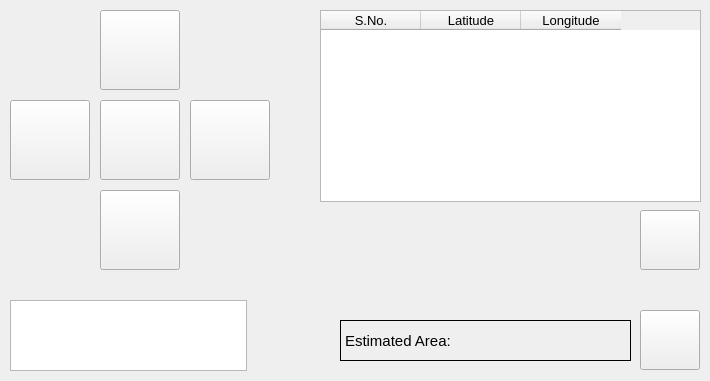
Before: the Qt Designer form control-station/gui/gui.ui in meetm473/planometer, drawn with Qt 5.
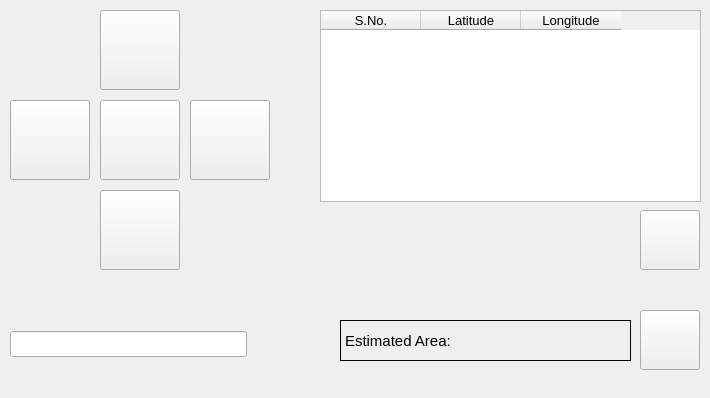
After: the same form once the commit is applied. Icons and pictures are not drawn.

The edit to the form file:
```diff
--- a/control-station/gui/gui.ui
+++ b/control-station/gui/gui.ui
@@ -7,7 +7,7 @@
     <x>0</x>
     <y>0</y>
     <width>710</width>
-    <height>381</height>
+    <height>398</height>
    </rect>
   </property>
   <property name="font">
@@ -156,19 +156,13 @@
       <x>10</x>
       <y>300</y>
       <width>291</width>
-      <height>71</height>
+      <height>89</height>
      </rect>
     </property>
     <layout class="QHBoxLayout" name="cmd_send_pnl">
      <item>
-      <widget class="QPlainTextEdit" name="cmd_tf">
-       <property name="font">
-        <font>
-         <family>Consolas</family>
-         <pointsize>11</pointsize>
-        </font>
-       </property>
-       <property name="plainText">
+      <widget class="QLineEdit" name="cmd_tf">
+       <property name="text">
         <string/>
        </property>
       </widget>
```
